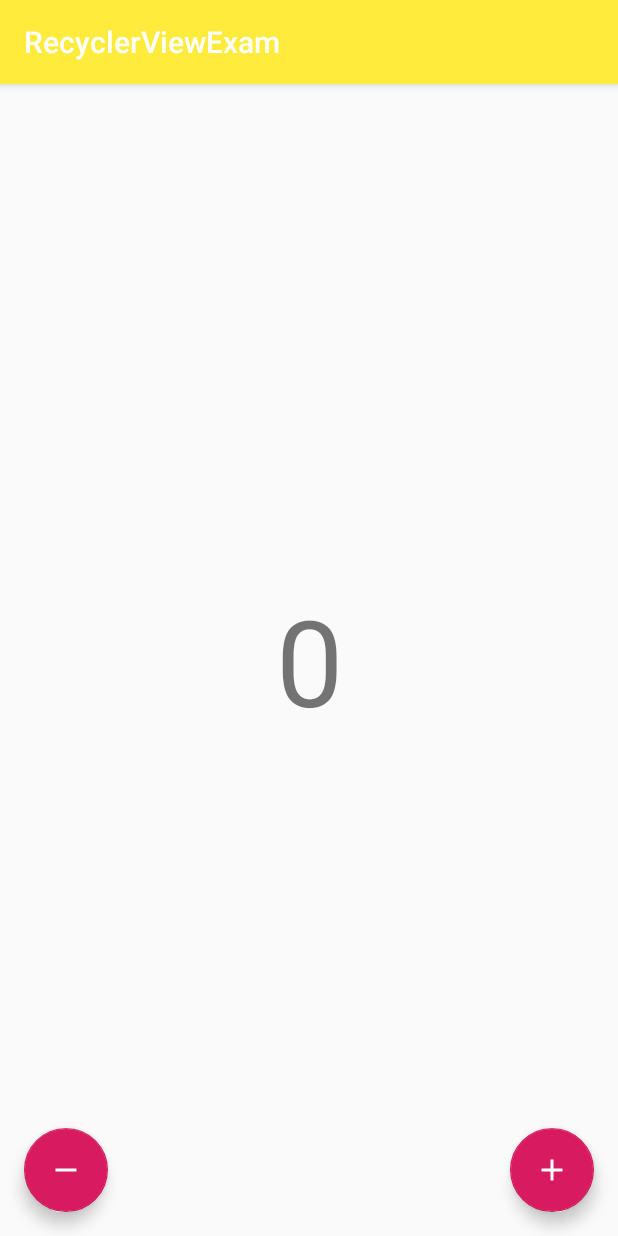
After one commit to junsuk5/android_semin_1ki_exam, an Android app: the CounterActivity screen opened directly, with no data from a screen before it, on a phone screen of 412 x 824 dp. The commit adds this screen. Run offline under Robolectric (Android 15) with nearby library versions, the phone set to English and light mode, and no system bars; our stand-ins replace data binding.

Commit message:
Android Architecture Component - ViewModel, LiveData

```diff
--- a/app/build.gradle
+++ b/app/build.gradle
@@ -71,5 +71,12 @@ dependencies {
 
     implementation 'com.google.android.gms:play-services-auth:16.0.1'
     androidTestImplementation 'com.android.support.test:rules:1.0.2'
+
+
+    def lifecycle_version = "1.1.1"
+
+    // ViewModel and LiveData
+    implementation "android.arch.lifecycle:extensions:$lifecycle_version"
+    implementation 'com.android.support:design:28.0.0'
 }
 apply plugin: 'com.google.gms.google-services'
--- a/app/src/main/AndroidManifest.xml
+++ b/app/src/main/AndroidManifest.xml
@@ -17,7 +17,8 @@
         android:roundIcon="@mipmap/ic_launcher_round"
         android:supportsRtl="true"
         android:theme="@style/AppTheme">
-        <activity android:name=".airvisual.AirVisualActivity"></activity>
+        <activity android:name=".aac.CounterActivity"></activity>
+        <activity android:name=".airvisual.AirVisualActivity" />
         <!--
              The API key for Google Maps-based APIs is defined as a string resource.
              (See the file "res/values/google_maps_api.xml").
--- a/app/src/main/java/com/example/recyclerviewexam/MainActivity.java
+++ b/app/src/main/java/com/example/recyclerviewexam/MainActivity.java
@@ -10,6 +10,7 @@ import android.support.v7.widget.RecyclerView;
 import android.view.Menu;
 import android.view.MenuItem;
 
+import com.example.recyclerviewexam.aac.CounterActivity;
 import com.example.recyclerviewexam.airvisual.AirVisualActivity;
 import com.example.recyclerviewexam.broadcast.BatteryReceiver;
 import com.example.recyclerviewexam.countdown.CountDownActivity;
@@ -59,6 +60,7 @@ public class MainActivity extends AppCompatActivity implements ExamRecyclerAdapt
         dataList.add(FirebaseActivity.class);
         dataList.add(MapsActivity.class);
         dataList.add(AirVisualActivity.class);
+        dataList.add(CounterActivity.class);
 
         // Adapter
         mAdapter = new ExamRecyclerAdapter();
--- /dev/null
+++ b/app/src/main/java/com/example/recyclerviewexam/aac/CounterActivity.java
@@ -0,0 +1,35 @@
+package com.example.recyclerviewexam.aac;
+
+import android.arch.lifecycle.ViewModelProviders;
+import android.databinding.DataBindingUtil;
+import android.os.Bundle;
+import android.support.v7.app.AppCompatActivity;
+
+import com.example.recyclerviewexam.R;
+import com.example.recyclerviewexam.databinding.ActivityCounterBinding;
+
+public class CounterActivity extends AppCompatActivity {
+
+    private ActivityCounterBinding mBinding;
+    private CounterViewModel mViewModel;
+
+    @Override
+    protected void onCreate(Bundle savedInstanceState) {
+        super.onCreate(savedInstanceState);
+        setContentView(R.layout.activity_counter);
+        mBinding = DataBindingUtil.setContentView(this, R.layout.activity_counter);
+
+        mViewModel = ViewModelProviders.of(this).get(CounterViewModel.class);
+
+
+        // 클릭
+        mBinding.fabAdd.setOnClickListener(v -> mViewModel.increase());
+        mBinding.fabRemove.setOnClickListener(v -> mViewModel.decrease());
+
+
+        // UI 업데이트
+        mViewModel.counterLiveData.observe(this, integer -> {
+            mBinding.countTextView.setText(integer + "");
+        });
+    }
+}
--- /dev/null
+++ b/app/src/main/java/com/example/recyclerviewexam/aac/CounterViewModel.java
@@ -0,0 +1,28 @@
+package com.example.recyclerviewexam.aac;
+
+import android.arch.lifecycle.MutableLiveData;
+import android.arch.lifecycle.ViewModel;
+
+public class CounterViewModel extends ViewModel {
+    public MutableLiveData<Integer> counterLiveData = new MutableLiveData<>();
+
+    public CounterViewModel() {
+        counterLiveData.setValue(0);
+    }
+
+    public int getCounter() {
+        return counterLiveData.getValue();
+    }
+
+    public void setCounter(int counterLiveData) {
+        this.counterLiveData.setValue(counterLiveData);
+    }
+
+    public void increase() {
+        setCounter(getCounter() + 1);
+    }
+
+    public void decrease() {
+        setCounter(getCounter() - 1);
+    }
+}
--- /dev/null
+++ b/app/src/main/res/drawable/ic_add_white_24dp.xml
@@ -0,0 +1,5 @@
+<vector android:height="24dp" android:tint="#FFFFFF"
+    android:viewportHeight="24.0" android:viewportWidth="24.0"
+    android:width="24dp" xmlns:android="http://schemas.android.com/apk/res/android">
+    <path android:fillColor="#FF000000" android:pathData="M19,13h-6v6h-2v-6H5v-2h6V5h2v6h6v2z"/>
+</vector>
--- /dev/null
+++ b/app/src/main/res/drawable/ic_remove_white_24dp.xml
@@ -0,0 +1,5 @@
+<vector android:height="24dp" android:tint="#FFFFFF"
+    android:viewportHeight="24.0" android:viewportWidth="24.0"
+    android:width="24dp" xmlns:android="http://schemas.android.com/apk/res/android">
+    <path android:fillColor="#FF000000" android:pathData="M19,13H5v-2h14v2z"/>
+</vector>
--- /dev/null
+++ b/app/src/main/res/layout/activity_counter.xml
@@ -0,0 +1,43 @@
+<?xml version="1.0" encoding="utf-8"?>
+<layout xmlns:android="http://schemas.android.com/apk/res/android"
+    xmlns:app="http://schemas.android.com/apk/res-auto"
+    xmlns:tools="http://schemas.android.com/tools">
+
+    <android.support.constraint.ConstraintLayout
+        android:layout_width="match_parent"
+        android:layout_height="match_parent"
+        tools:context=".aac.CounterActivity">
+
+        <TextView
+            android:id="@+id/count_text_view"
+            android:layout_width="wrap_content"
+            android:layout_height="wrap_content"
+            android:textSize="80sp"
+            app:layout_constraintBottom_toBottomOf="parent"
+            app:layout_constraintEnd_toEndOf="parent"
+            app:layout_constraintStart_toStartOf="parent"
+            app:layout_constraintTop_toTopOf="parent" />
+
+        <android.support.design.widget.FloatingActionButton
+            android:id="@+id/fab_add"
+            android:layout_width="wrap_content"
+            android:layout_height="wrap_content"
+            android:layout_marginEnd="16dp"
+            android:layout_marginBottom="16dp"
+            android:clickable="true"
+            app:layout_constraintBottom_toBottomOf="parent"
+            app:layout_constraintEnd_toEndOf="parent"
+            app:srcCompat="@drawable/ic_add_white_24dp" />
+
+        <android.support.design.widget.FloatingActionButton
+            android:id="@+id/fab_remove"
+            android:layout_width="wrap_content"
+            android:layout_height="wrap_content"
+            android:layout_marginStart="16dp"
+            android:layout_marginBottom="16dp"
+            android:clickable="true"
+            app:layout_constraintBottom_toBottomOf="parent"
+            app:layout_constraintStart_toStartOf="parent"
+            app:srcCompat="@drawable/ic_remove_white_24dp" />
+    </android.support.constraint.ConstraintLayout>
+</layout>
```
